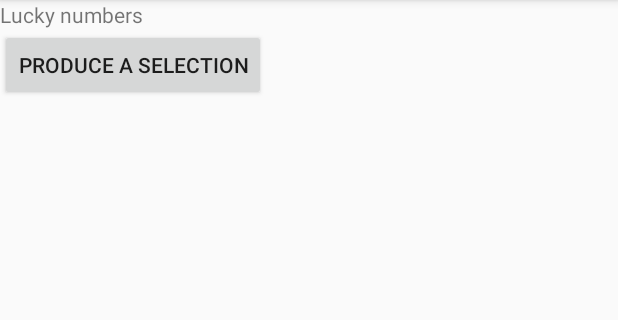
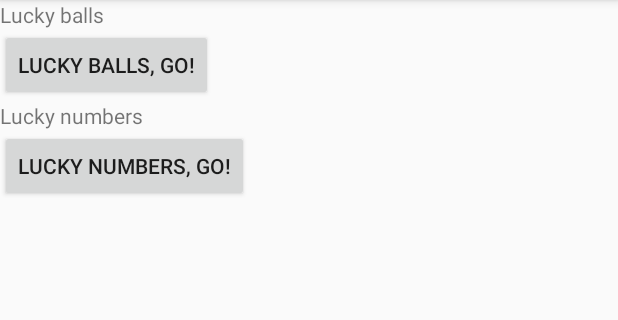
Before and after one commit to Jiangdongzhi/android, an Android app: the screen it shows after launch (MainActivity), on a phone screen of 412 x 824 dp, the part 84-404 px from its top. Run offline under Robolectric (Android 15) with nearby library versions, the phone set to English and light mode, and no system bars.

Commit message:
version 1.0

```diff
--- a/Dorianns/app/src/main/res/layout/activity_main.xml
+++ b/Dorianns/app/src/main/res/layout/activity_main.xml
@@ -5,12 +5,11 @@
     android:layout_width="match_parent"
     android:layout_height="match_parent"
     tools:context="dorian.com.dorianns.MainActivity">
-
     <TextView
         android:layout_width="wrap_content"
         android:layout_height="wrap_content"
-        android:text="@string/pane_initial"
-        android:id="@+id/content_pane"
+        android:text="@string/pane_initial_balls"
+        android:id="@+id/content_pane_balls"
         app:layout_constraintBottom_toBottomOf="parent"
         app:layout_constraintLeft_toLeftOf="parent"
         app:layout_constraintRight_toRightOf="parent"
@@ -19,10 +18,28 @@
     <Button
         android:layout_width="wrap_content"
         android:layout_height="wrap_content"
-        android:text="@string/button_produce"
-        android:id="@+id/produce_button"
-        android:onClick="onClickProduce"
-        android:layout_below="@+id/content_pane"
-        android:layout_alignLeft="@+id/content_pane"/>
+        android:text="@string/button_produce_balls"
+        android:id="@+id/produce_balls_button"
+        android:onClick="onClickProduceBalls"
+        android:layout_below="@+id/content_pane_balls"
+        android:layout_alignLeft="@+id/content_pane_balls"/>
+
+    <TextView
+        android:layout_width="wrap_content"
+        android:layout_height="wrap_content"
+        android:text="@string/pane_initial_nums"
+        android:id="@+id/content_pane_nums"
+        android:layout_below="@+id/produce_balls_button"
+        android:layout_alignLeft="@+id/produce_balls_button"/>
+
+    <Button
+        android:layout_width="wrap_content"
+        android:layout_height="wrap_content"
+        android:text="@string/button_produce_nums"
+        android:id="@+id/produce_nums_button"
+        android:onClick="onClickProduceLucks"
+        android:layout_below="@+id/content_pane_nums"
+        android:layout_alignLeft="@+id/content_pane_nums"/>
+
 
 </RelativeLayout>
--- a/Dorianns/app/src/main/res/values/strings.xml
+++ b/Dorianns/app/src/main/res/values/strings.xml
@@ -1,5 +1,7 @@
 <resources>
     <string name="app_name">Dorianns</string>
-    <string name="pane_initial">Lucky numbers</string>
-    <string name="button_produce">Produce a selection</string>
+    <string name="pane_initial_balls">Lucky balls</string>
+    <string name="button_produce_balls">Lucky balls, GO!</string>
+    <string name="pane_initial_nums">Lucky numbers</string>
+    <string name="button_produce_nums">Lucky numbers, GO!</string>
 </resources>
```
Also changed, not shown: Dorianns/app/src/main/java/dorian/com/dorianns/MainActivity.java (+62 -3 lines).
